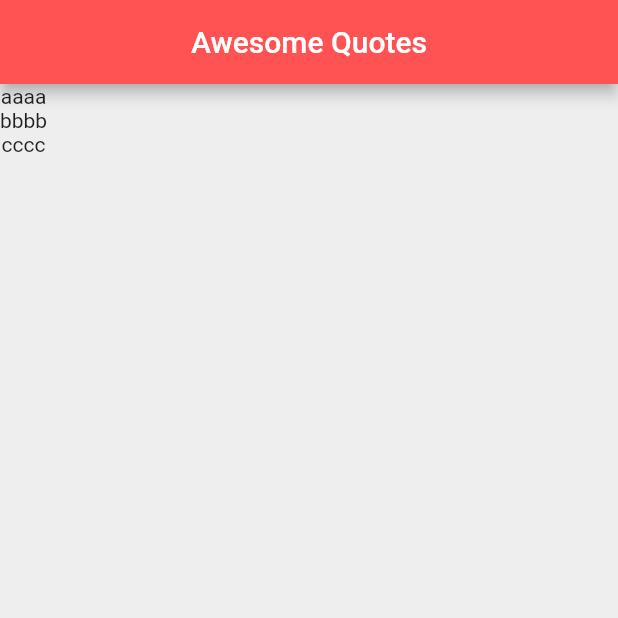
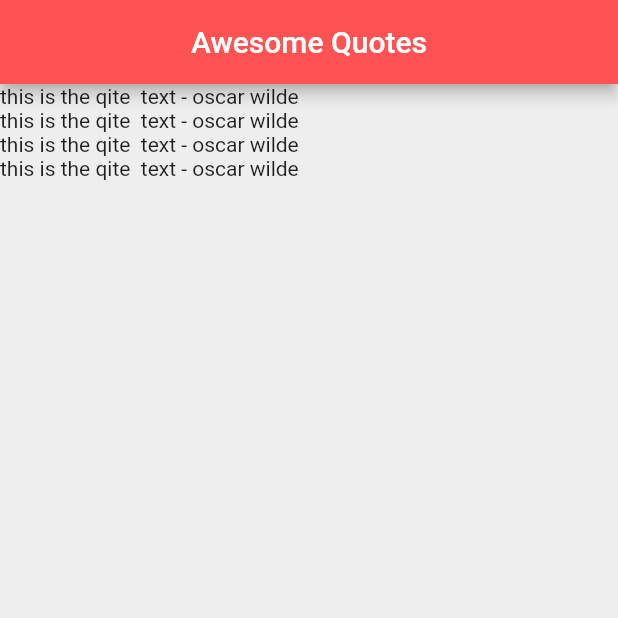
Before and after one commit to tuananh3561/flutter_learning, a Flutter app: the screen it shows after launch, on a phone screen of 412 x 824 dp, the top half of it. Run offline on Flutter 3.47's test engine with Material 2 defaults, Android fonts, the light colour scheme and no system bars.

Commit message:
Custom Classes

```diff
--- a/lib/main.dart
+++ b/lib/main.dart
@@ -1,4 +1,5 @@
 import 'package:flutter/material.dart';
+import 'package:ninja_id/quote.dart';
 
 void main() {
   runApp(MaterialApp(
@@ -14,11 +15,11 @@ class QuoteList extends StatefulWidget {
 }
 
 class _QuoteListState extends State<QuoteList> {
-
-  List<String> quotes = [
-    "aaaa",
-    "bbbb",
-    "cccc"
+  List<Quote> quotes = [
+    Quote(text: "this is the qite  text", author: "oscar wilde"),
+    Quote(text: "this is the qite  text", author: "oscar wilde"),
+    Quote(text: "this is the qite  text", author: "oscar wilde"),
+    Quote(text: "this is the qite  text", author: "oscar wilde"),
   ];
 
   @override
@@ -31,7 +32,7 @@ class _QuoteListState extends State<QuoteList> {
         backgroundColor: Colors.redAccent,
       ),
       body: Column(
-        children:  quotes.map((quote) => Text(quote)).toList(),
+        children: quotes.map((quote) => Text("${quote.text} - ${quote.author}")).toList(),
       ),
     );
   }
--- /dev/null
+++ b/lib/quote.dart
@@ -0,0 +1,9 @@
+class Quote {
+  late String text;
+  late String author;
+
+  Quote({required String text, required String author}) {
+    this.text = text;
+    this.author = author;
+  }
+}
```
